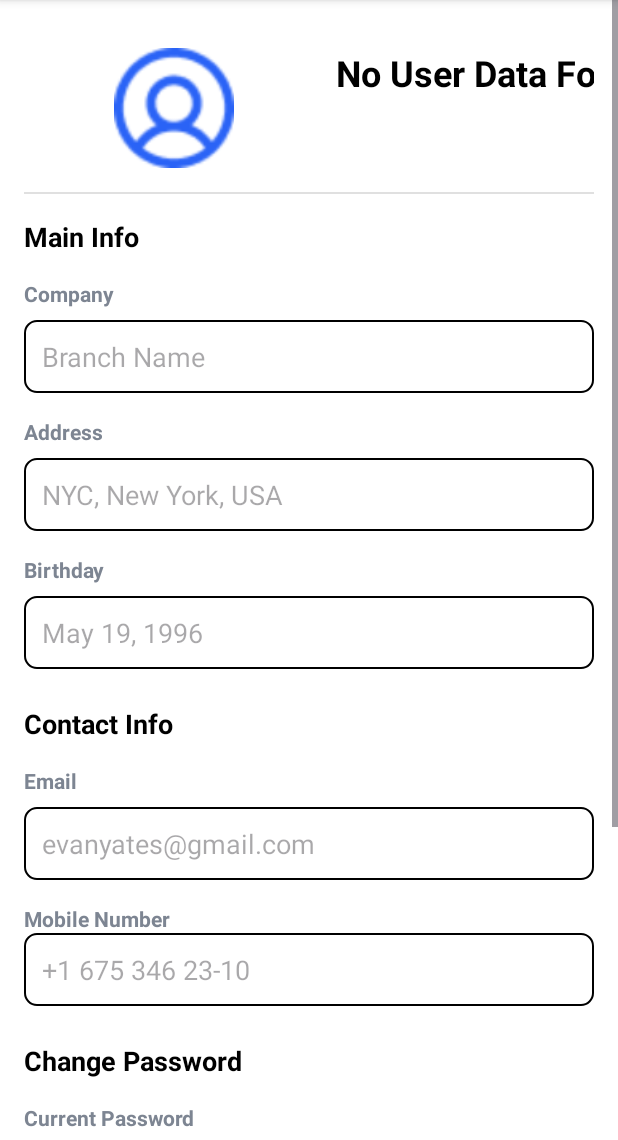
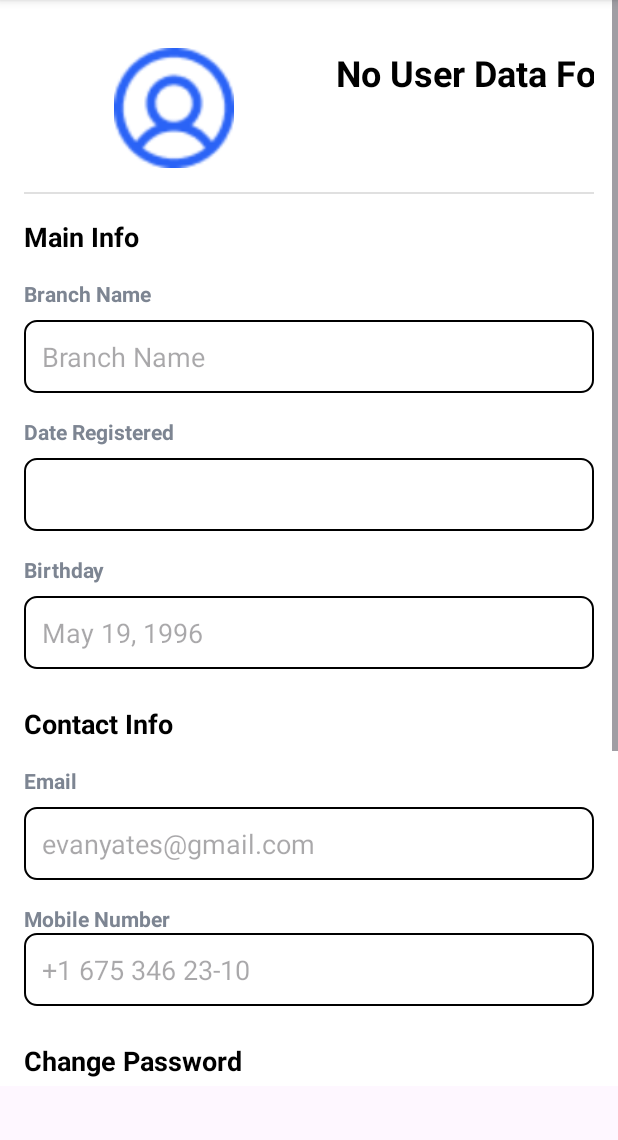
Before and after one commit to HoHoangHvy/piny-port-mobile-app, an Android app: the fragment ProfileFragment shown on its own in the app's theme, on a phone screen of 412 x 824 dp, the part 96-1236 px from its top. Run offline under Robolectric (Android 15) with nearby library versions, the phone set to English and light mode, and no system bars; our stand-ins replace FlexboxLayout; pictures from the network do not load; 1 statement that could not run was skipped.

Commit message:
[FEAT] Profile

```diff
--- a/app/build.gradle.kts
+++ b/app/build.gradle.kts
@@ -52,5 +52,7 @@ dependencies {
     implementation("com.github.PhilJay:MPAndroidChart:v3.1.0")
     implementation("com.google.android.flexbox:flexbox:3.0.0")
     implementation("io.github.chaosleung:pinview:1.4.4")
+    implementation("com.github.bumptech.glide:glide:4.15.1")
+    annotationProcessor("com.github.bumptech.glide:compiler:4.15.1")
 
 }
--- a/app/src/main/AndroidManifest.xml
+++ b/app/src/main/AndroidManifest.xml
@@ -11,6 +11,7 @@
         android:fullBackupContent="@xml/backup_rules"
         android:icon="@mipmap/ic_launcher"
         android:label="@string/app_name"
+        android:usesCleartextTraffic="true"
         android:roundIcon="@mipmap/ic_launcher_round"
         android:supportsRtl="true"
         android:theme="@style/Theme.PinyPort"
--- a/app/src/main/res/layout/fragment_profile.xml
+++ b/app/src/main/res/layout/fragment_profile.xml
@@ -4,6 +4,7 @@
     xmlns:tools="http://schemas.android.com/tools"
     android:layout_width="match_parent"
     android:layout_height="match_parent"
+    android:layout_marginBottom="36dp"
     android:background="@color/my_app_surface"
     android:fillViewport="true">
 
@@ -27,7 +28,6 @@
                 android:layout_width="200dp"
                 android:layout_marginTop="16dp"
                 android:layout_height="80dp"
-                android:src="@drawable/ic_profile_placeholder"
                 android:contentDescription="Profile Image"/>
             <com.google.android.flexbox.FlexboxLayout
                 android:layout_width="match_parent"
@@ -99,7 +99,7 @@
             android:id="@+id/companyLabel"
             android:layout_width="wrap_content"
             android:layout_height="wrap_content"
-            android:text="Company"
+            android:text="Branch Name"
             android:layout_marginTop="16dp"
             android:textColor="@color/dark_gray"
             android:textStyle="bold"
@@ -125,19 +125,18 @@
             android:layout_width="wrap_content"
             android:layout_height="wrap_content"
             android:layout_marginTop="16dp"
-            android:text="Address"
+            android:text="Date Registered"
             android:textColor="@color/dark_gray"
             android:textStyle="bold"
             app:layout_constraintStart_toStartOf="parent"
             app:layout_constraintTop_toBottomOf="@id/branchField" />
 
         <EditText
-            android:id="@+id/locationField"
+            android:id="@+id/dateRegistered"
             android:layout_width="0dp"
             android:layout_height="wrap_content"
             android:layout_marginTop="8dp"
             android:background="@drawable/rounded_corners"
-            android:hint="NYC, New York, USA"
             android:inputType="text"
             android:padding="12dp"
             app:layout_constraintEnd_toEndOf="parent"
@@ -154,7 +153,7 @@
             android:textColor="@color/dark_gray"
             android:textStyle="bold"
             app:layout_constraintStart_toStartOf="parent"
-            app:layout_constraintTop_toBottomOf="@id/locationField" />
+            app:layout_constraintTop_toBottomOf="@id/dateRegistered" />
 
         <EditText
             android:id="@+id/birthdayField"
```
Also changed, not shown: app/src/main/java/com/example/pinyport/ui/profile/ProfileFragment.java (+21 -6 lines).
